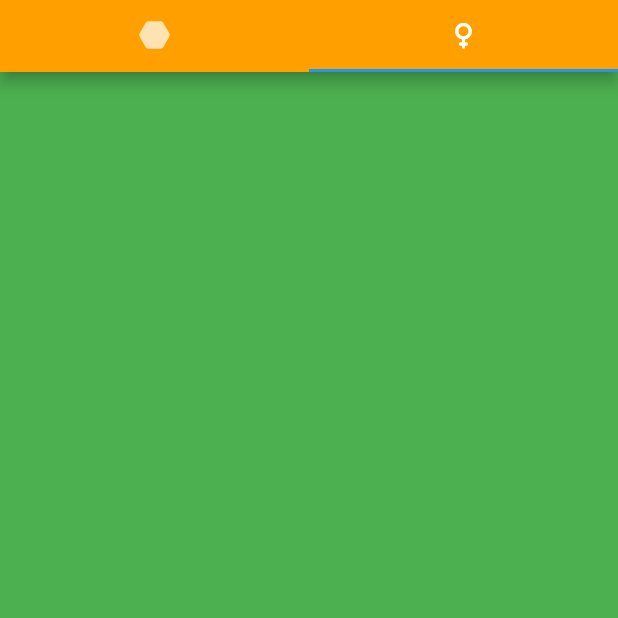
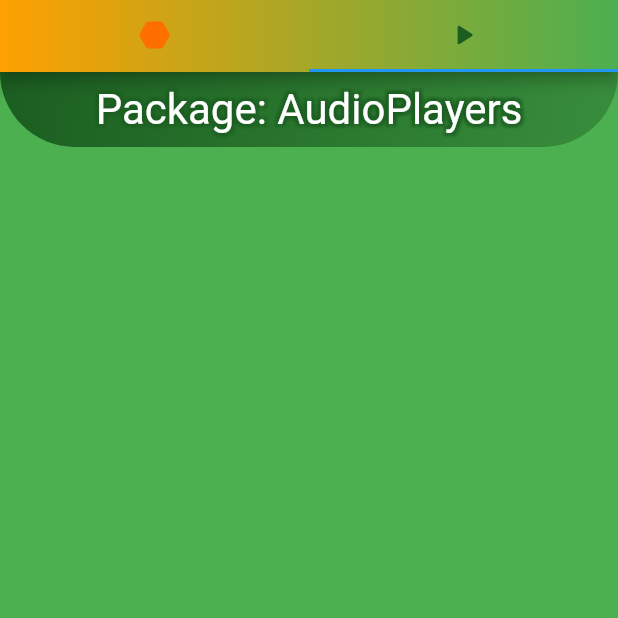
Before and after one commit to GGsource/cs378_project_4, a Flutter app: the screen it shows after launch, tab 2 chosen, on a phone screen of 412 x 824 dp, the top half of it. Run offline on Flutter 3.47's test engine with Material 2 defaults, Android fonts, the phone set to English and light mode, and no system bars; our stand-ins replace charts_flutter.

Commit message:
Prep for screen 2

```diff
--- /dev/null
+++ b/lib/audio_page.dart
@@ -0,0 +1,64 @@
+import 'package:flutter/material.dart';
+
+class MusicPage extends StatelessWidget {
+  const MusicPage({super.key});
+
+  @override
+  Widget build(BuildContext context) {
+    return Container(
+      color: Colors.green,
+      child: Column(
+        children: [
+          // Title Bar
+          Container(
+            height: 50,
+            decoration: BoxDecoration(
+                gradient: LinearGradient(
+                  colors: [
+                    Colors.green.shade900,
+                    Colors.green.shade700,
+                  ],
+                  begin: Alignment.topLeft,
+                  end: Alignment.bottomRight,
+                ),
+                borderRadius:
+                    const BorderRadius.vertical(bottom: Radius.circular(60))),
+            child: Center(
+              child: Text(
+                "Package: AudioPlayers",
+                textScaleFactor: 2,
+                style: TextStyle(
+                  color: Colors.white,
+                  shadows: [
+                    Shadow(
+                      color: Colors.green.shade900,
+                      offset: const Offset(2, 2),
+                      blurRadius: 2,
+                    ),
+                    Shadow(
+                      color: Colors.green.shade900,
+                      offset: const Offset(-2, -2),
+                      blurRadius: 2,
+                    ),
+                    Shadow(
+                      color: Colors.green.shade900,
+                      offset: const Offset(-2, 2),
+                      blurRadius: 2,
+                    ),
+                    Shadow(
+                      color: Colors.green.shade900,
+                      offset: const Offset(2, -2),
+                      blurRadius: 2,
+                    ),
+                  ],
+                ),
+              ),
+            ),
+          ),
+        ],
+
+        // Body of screen
+      ),
+    );
+  }
+}
--- a/lib/main.dart
+++ b/lib/main.dart
@@ -1,3 +1,4 @@
+import 'package:cs378_project_4/audio_page.dart';
 import 'package:cs378_project_4/bee_page.dart';
 import 'package:flutter/material.dart';
 
@@ -16,26 +17,32 @@ class MyApp extends StatelessWidget {
         child: Scaffold(
           appBar: AppBar(
             toolbarHeight: 0,
-            backgroundColor: Colors.amber.shade700,
-            bottom: const TabBar(
+            flexibleSpace: Container(
+              decoration: BoxDecoration(
+                  gradient: LinearGradient(
+                      colors: [Colors.amber.shade700, Colors.green])),
+            ),
+            bottom: TabBar(
               tabs: [
                 Tab(
-                  icon: Icon(Icons.hexagon_rounded),
+                  icon:
+                      Icon(Icons.hexagon_rounded, color: Colors.amber.shade900),
                 ),
                 Tab(
-                  icon: Icon(Icons.female_rounded),
+                  icon: Icon(
+                    Icons.play_arrow_rounded,
+                    color: Colors.green.shade900,
+                  ),
                 ),
               ],
             ),
           ),
-          body: TabBarView(
+          body: const TabBarView(
             children: [
               // Screen 1
-              const BeeChart(),
+              BeeChart(),
               // Screen 2
-              Container(
-                color: Colors.green,
-              )
+              MusicPage(),
             ],
           ),
         ),
--- a/pubspec.yaml
+++ b/pubspec.yaml
@@ -35,6 +35,7 @@ dependencies:
   # The following adds the Cupertino Icons font to your application.
   # Use with the CupertinoIcons class for iOS style icons.
   cupertino_icons: ^1.0.2
+  audioplayers: ^1.1.1
 
 dev_dependencies:
   flutter_test:
```
Also changed, not shown: pubspec.lock.
